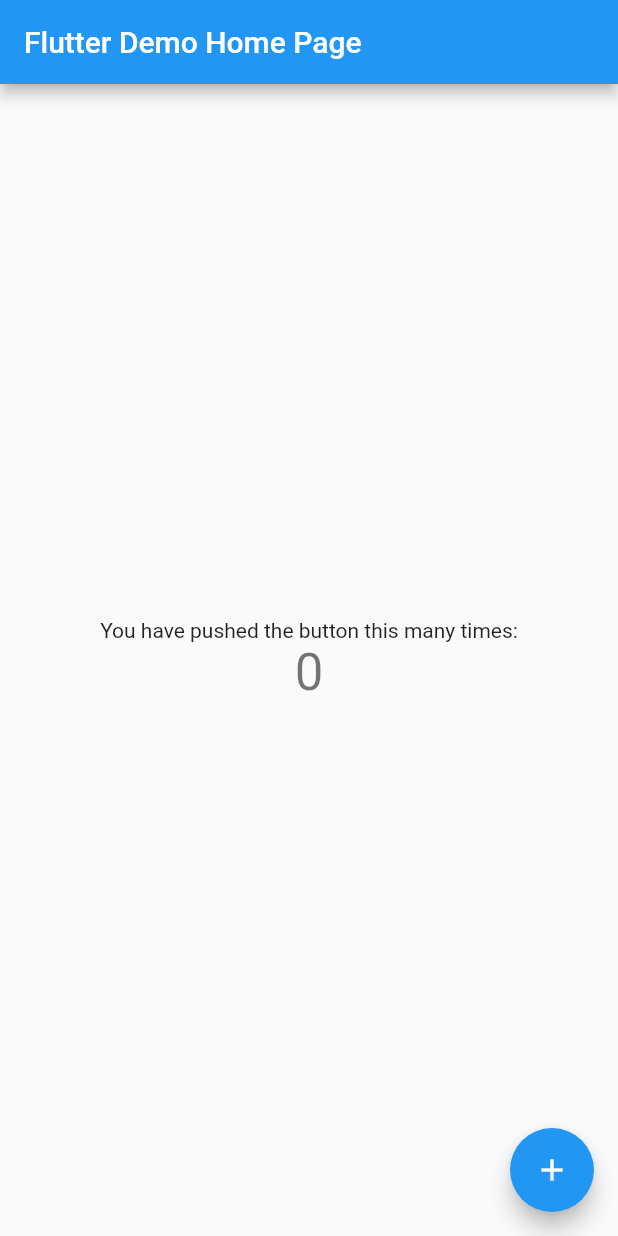
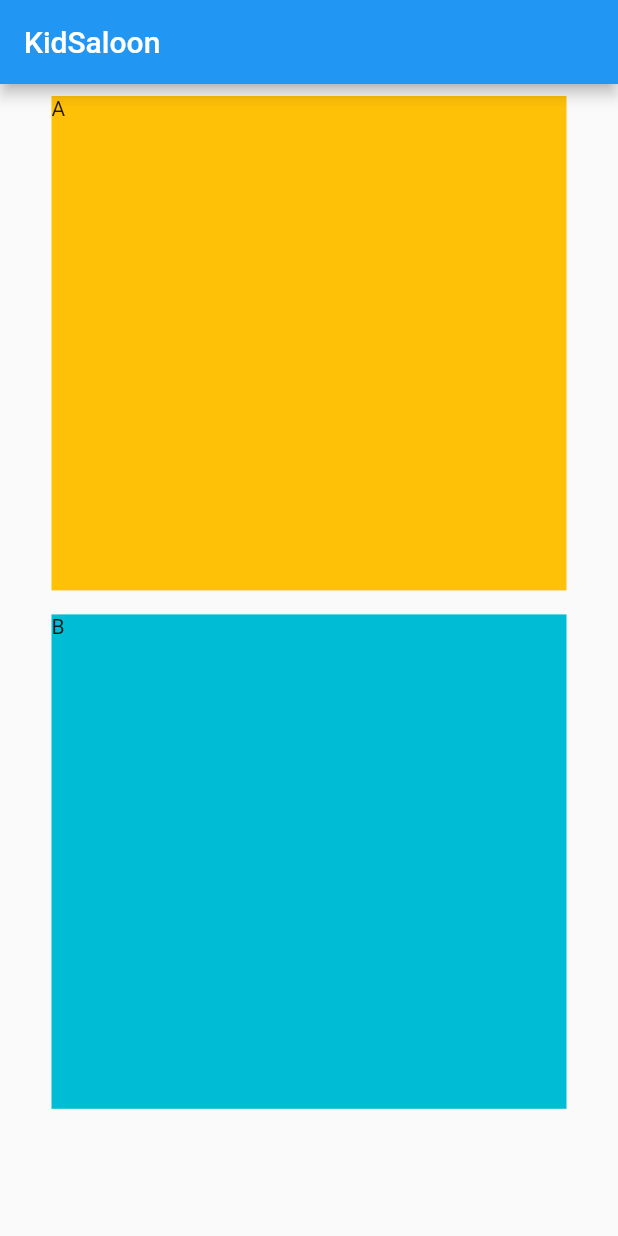
Before and after one commit to isml/KidSaloon, a Flutter app: the screen it shows after launch, on a phone screen of 412 x 824 dp. Run offline on Flutter 3.47's test engine with Material 2 defaults, Android fonts, the phone set to English and light mode, and no system bars.

Commit message:
homePage

```diff
--- a/lib/main.dart
+++ b/lib/main.dart
@@ -1,4 +1,5 @@
 import 'package:flutter/material.dart';
+import 'package:kidsaloon/screens/homePage.dart';
 
 void main() {
   runApp(const MyApp());
@@ -11,6 +12,7 @@
   @override
   Widget build(BuildContext context) {
     return MaterialApp(
+      debugShowCheckedModeBanner: false,
       title: 'Flutter Demo',
       theme: ThemeData(
         // This is the theme of your application.
@@ -24,92 +26,7 @@
         // is not restarted.
         primarySwatch: Colors.blue,
       ),
-      home: const MyHomePage(title: 'Flutter Demo Home Page'),
+      home:  HomePage(),
     );
   }
 }
-
-class MyHomePage extends StatefulWidget {
-  const MyHomePage({Key? key, required this.title}) : super(key: key);
-
-  // This widget is the home page of your application. It is stateful, meaning
-  // that it has a State object (defined below) that contains fields that affect
-  // how it looks.
-
-  // This class is the configuration for the state. It holds the values (in this
-  // case the title) provided by the parent (in this case the App widget) and
-  // used by the build method of the State. Fields in a Widget subclass are
-  // always marked "final".
-
-  final String title;
-
-  @override
-  State<MyHomePage> createState() => _MyHomePageState();
-}
-
-class _MyHomePageState extends State<MyHomePage> {
-  int _counter = 0;
-
-  void _incrementCounter() {
-    setState(() {
-      // This call to setState tells the Flutter framework that something has
-      // changed in this State, which causes it to rerun the build method below
-      // so that the display can reflect the updated values. If we changed
-      // _counter without calling setState(), then the build method would not be
-      // called again, and so nothing would appear to happen.
-      _counter++;
-    });
-  }
-
-  @override
-  Widget build(BuildContext context) {
-    // This method is rerun every time setState is called, for instance as done
-    // by the _incrementCounter method above.
-    //
-    // The Flutter framework has been optimized to make rerunning build methods
-    // fast, so that you can just rebuild anything that needs updating rather
-    // than having to individually change instances of widgets.
-    return Scaffold(
-      appBar: AppBar(
-        // Here we take the value from the MyHomePage object that was created by
-        // the App.build method, and use it to set our appbar title.
-        title: Text(widget.title),
-      ),
-      body: Center(
-        // Center is a layout widget. It takes a single child and positions it
-        // in the middle of the parent.
-        child: Column(
-          // Column is also a layout widget. It takes a list of children and
-          // arranges them vertically. By default, it sizes itself to fit its
-          // children horizontally, and tries to be as tall as its parent.
-          //
-          // Invoke "debug painting" (press "p" in the console, choose the
-          // "Toggle Debug Paint" action from the Flutter Inspector in Android
-          // Studio, or the "Toggle Debug Paint" command in Visual Studio Code)
-          // to see the wireframe for each widget.
-          //
-          // Column has various properties to control how it sizes itself and
-          // how it positions its children. Here we use mainAxisAlignment to
-          // center the children vertically; the main axis here is the vertical
-          // axis because Columns are vertical (the cross axis would be
-          // horizontal).
-          mainAxisAlignment: MainAxisAlignment.center,
-          children: <Widget>[
-            const Text(
-              'You have pushed the button this many times:',
-            ),
-            Text(
-              '$_counter',
-              style: Theme.of(context).textTheme.headline4,
-            ),
-          ],
-        ),
-      ),
-      floatingActionButton: FloatingActionButton(
-        onPressed: _incrementCounter,
-        tooltip: 'Increment',
-        child: const Icon(Icons.add),
-      ), // This trailing comma makes auto-formatting nicer for build methods.
-    );
-  }
-}
--- /dev/null
+++ b/lib/screens/homePage.dart
@@ -0,0 +1,54 @@
+import 'package:flutter/material.dart';
+import 'package:kidsaloon/screens/storiesPage.dart';
+import 'package:kidsaloon/screens/videosPage.dart';
+
+class HomePage extends StatelessWidget {
+  @override
+  Widget build(BuildContext context) {
+    // TODO: implement build
+    Size screenSize = MediaQuery.of(context).size;
+    return Scaffold(
+      appBar: AppBar(title: Text("KidSaloon"),),
+      body: _bodyWidget(screenSize,context),
+    );
+  }
+
+  _bodyWidget(Size screenSize,BuildContext context) {
+    return Center(
+      child: Column(
+
+        children: [
+          Padding(
+            padding: const EdgeInsets.all(8.0),
+            child: Container(
+              color: Colors.amber,
+              height: screenSize.height/2.5,
+              width: screenSize.width/1.2,
+              child: InkWell(
+                child:Text("A"),
+                onTap: (){
+                  Navigator.push(context, MaterialPageRoute(builder: ((context) => VideosPage())));
+                },
+              ),
+            ),
+          ),
+       Padding(
+            padding: const EdgeInsets.all(8.0),
+            child: Container(
+              color: Colors.cyan,
+              height: screenSize.height/2.5,
+              width: screenSize.width/1.2,
+              child: InkWell(
+                child:Text("B"),
+                onTap: (){
+                  Navigator.push(context, MaterialPageRoute(builder: ((context) => StoriesPage())));
+                },
+              ),
+            ),
+          ),
+        ],
+      ),
+    );
+  }
+
+}
--- /dev/null
+++ b/lib/screens/storiesPage.dart
@@ -0,0 +1,10 @@
+import 'package:flutter/material.dart';
+
+class StoriesPage extends StatelessWidget {
+  @override
+  Widget build(BuildContext context) {
+    // TODO: implement build
+    return Scaffold();
+  }
+
+}
--- /dev/null
+++ b/lib/screens/videosPage.dart
@@ -0,0 +1,10 @@
+import 'package:flutter/material.dart';
+
+class VideosPage extends StatelessWidget {
+  @override
+  Widget build(BuildContext context) {
+    // TODO: implement build
+    return Scaffold();
+  }
+
+}
```
